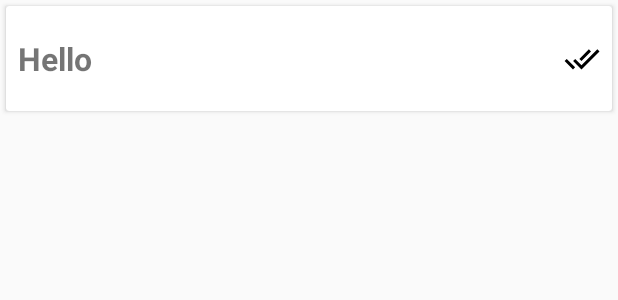
After one commit to Hugojavid5/Prom_Scroll, an Android app built with Jetpack Compose: the layout item_task.xml on its own in the app's theme, with its tools: preview values and no code run, on a phone screen of 412 x 824 dp. The commit adds this screen. Shown: the top 300 px of the screen. Run offline under Robolectric (Android 15) with nearby library versions, the phone set to English and light mode, and no system bars.

Commit message:
Clase viewHolder creado

```diff
--- a/app/build.gradle.kts
+++ b/app/build.gradle.kts
@@ -44,7 +44,9 @@ dependencies {
     implementation(libs.androidx.ui)
     implementation(libs.androidx.ui.graphics)
     implementation(libs.androidx.ui.tooling.preview)
-    implementation(libs.androidx.material3)// Librería Material Design para componentes visuales
+    implementation(libs.androidx.material3)
+    implementation(libs.androidx.recyclerview)
+    implementation(libs.androidx.appcompat)// Librería Material Design para componentes visuales
     testImplementation(libs.junit)
     androidTestImplementation(libs.androidx.espresso.core)
 }
--- /dev/null
+++ b/app/src/main/res/drawable/check_all.xml
@@ -0,0 +1,9 @@
+<vector xmlns:android="http://schemas.android.com/apk/res/android"
+    android:width="24dp"
+    android:height="24dp"
+    android:viewportWidth="24"
+    android:viewportHeight="24">
+  <path
+      android:fillColor="#FF000000"
+      android:pathData="M0.41,13.41L6,19L7.41,17.58L1.83,12M22.24,5.58L11.66,16.17L7.5,12L6.07,13.41L11.66,19L23.66,7M18,7L16.59,5.58L10.24,11.93L11.66,13.34L18,7Z"/>
+</vector>
--- /dev/null
+++ b/app/src/main/res/layout/item_task.xml
@@ -0,0 +1,44 @@
+<?xml version="1.0" encoding="utf-8"?>
+<androidx.cardview.widget.CardView xmlns:android="http://schemas.android.com/apk/res/android"
+    android:layout_width="match_parent"
+    android:layout_margin="4dp"
+    android:elevation="16dp"
+    android:layout_height="70dp">
+
+    <androidx.constraintlayout.widget.ConstraintLayout
+        xmlns:app="http://schemas.android.com/apk/res-auto"
+        xmlns:tools="http://schemas.android.com/tools"
+        android:layout_width="match_parent"
+        android:layout_height="70dp">
+
+        <TextView
+            android:id="@+id/tvTask"
+            android:layout_width="wrap_content"
+            android:layout_height="wrap_content"
+            android:layout_margin="8dp"
+            android:textSize="21sp"
+            android:textStyle="bold"
+            app:layout_constraintBottom_toBottomOf="parent"
+            app:layout_constraintEnd_toEndOf="parent"
+            app:layout_constraintHorizontal_bias="0"
+            app:layout_constraintStart_toStartOf="parent"
+            app:layout_constraintTop_toTopOf="parent"
+            tools:text="Hello" />
+
+        <ImageView
+            android:id="@+id/ivTaskDone"
+            android:layout_width="wrap_content"
+            android:layout_height="wrap_content"
+            android:layout_margin="8dp"
+            android:src="@drawable/check_all"
+            app:layout_constraintBottom_toBottomOf="parent"
+            app:layout_constraintEnd_toEndOf="parent"
+            app:layout_constraintHorizontal_bias="1"
+            app:layout_constraintStart_toEndOf="@+id/tvTask"
+            app:layout_constraintTop_toTopOf="parent"
+            app:tint="@color/green" />
+
+
+    </androidx.constraintlayout.widget.ConstraintLayout>
+
+</androidx.cardview.widget.CardView>
--- a/gradle/libs.versions.toml
+++ b/gradle/libs.versions.toml
@@ -8,6 +8,8 @@ espressoCore = "3.6.1"
 lifecycleRuntimeKtx = "2.8.6"
 activityCompose = "1.9.3"
 composeBom = "2024.04.01"
+recyclerview = "1.3.2"
+appcompat = "1.7.0"
 
 [libraries]
 androidx-core-ktx = { group = "androidx.core", name = "core-ktx", version.ref = "coreKtx" }
@@ -24,6 +26,8 @@ androidx-ui-tooling-preview = { group = "androidx.compose.ui", name = "ui-toolin
 androidx-ui-test-manifest = { group = "androidx.compose.ui", name = "ui-test-manifest" }
 androidx-ui-test-junit4 = { group = "androidx.compose.ui", name = "ui-test-junit4" }
 androidx-material3 = { group = "androidx.compose.material3", name = "material3" }
+androidx-recyclerview = { group = "androidx.recyclerview", name = "recyclerview", version.ref = "recyclerview" }
+androidx-appcompat = { group = "androidx.appcompat", name = "appcompat", version.ref = "appcompat" }
 
 [plugins]
 android-application = { id = "com.android.application", version.ref = "agp" }
```
Also changed, not shown: app/src/main/java/com/hugo/scroll_infinito/MainActivity.kt (+104 -36 lines), app/src/main/java/com/hugo/scroll_infinito/TaskViewHolder.kt (added, +17 -0 lines), app/src/main/res/layout/activity_main.xml (added, +46 -0 lines), 1 other file.
